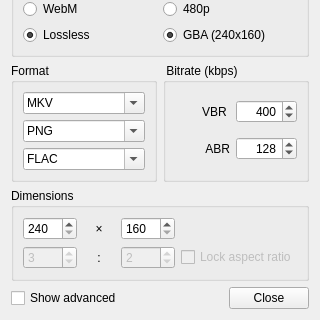
kiddreads/Avalon-copy2, file Libretro/mgba/src/platform/qt/VideoView.ui: the form before one commit; both pictures show x 0 to 320 and y 149 to 469 of the 320 by 469 pixel window.
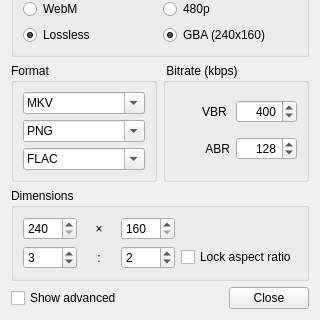
The form after the commit.

Commit message: Qt: Add ability to manually specify and lock video aspect ratio

Diff of the .ui file:
```diff
--- a/Libretro/mgba/src/platform/qt/VideoView.ui
+++ b/Libretro/mgba/src/platform/qt/VideoView.ui
@@ -431,12 +431,12 @@
          </item>
          <item row="1" column="3">
           <widget class="QSpinBox" name="hratio">
-           <property name="enabled">
-            <bool>false</bool>
-           </property>
            <property name="minimum">
             <number>1</number>
            </property>
+           <property name="maximum">
+            <number>9999</number>
+           </property>
            <property name="value">
             <number>2</number>
            </property>
@@ -444,12 +444,12 @@
          </item>
          <item row="1" column="1">
           <widget class="QSpinBox" name="wratio">
-           <property name="enabled">
-            <bool>false</bool>
-           </property>
            <property name="minimum">
             <number>1</number>
            </property>
+           <property name="maximum">
+            <number>9999</number>
+           </property>
            <property name="value">
             <number>3</number>
            </property>
@@ -457,9 +457,6 @@
          </item>
          <item row="1" column="4">
           <widget class="QCheckBox" name="lockRatio">
-           <property name="enabled">
-            <bool>false</bool>
-           </property>
            <property name="text">
             <string>Lock aspect ratio</string>
            </property>
```
Left out of the diff: 16 changed lines with no effect on the pictures. The commit also changes 2 other files.
